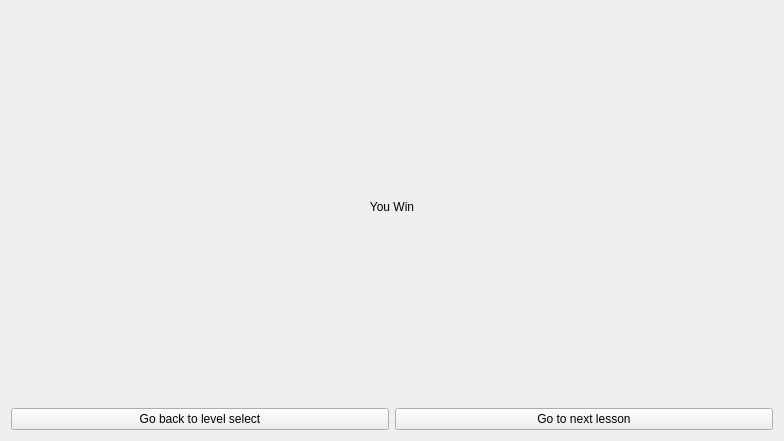
Before: the Qt Designer form MinesweeperEdu/winscreen.ui in LowbeeNorman/MinesweeperEdu, drawn with Qt 5.
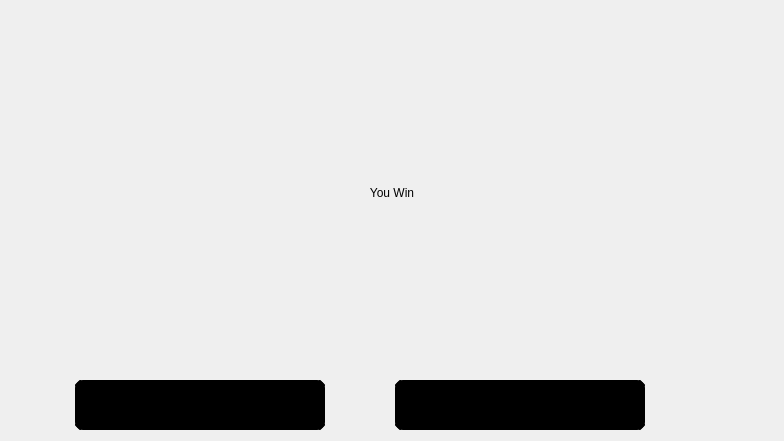
After: the same form once the commit is applied. Icons and pictures are not drawn.

Diff of the .ui file:
```diff
--- a/MinesweeperEdu/winscreen.ui
+++ b/MinesweeperEdu/winscreen.ui
@@ -14,17 +14,77 @@
    <string>Form</string>
   </property>
   <layout class="QGridLayout" name="gridLayout">
-   <item row="1" column="0" colspan="2">
+   <item row="1" column="0" colspan="2" alignment="Qt::AlignHCenter">
     <widget class="QPushButton" name="levelSelectButton">
+     <property name="minimumSize">
+      <size>
+       <width>250</width>
+       <height>50</height>
+      </size>
+     </property>
+     <property name="maximumSize">
+      <size>
+       <width>250</width>
+       <height>50</height>
+      </size>
+     </property>
+     <property name="styleSheet">
+      <string notr="true">QPushButton:enabled {
+	border-image: url(:/images/levelSelect.png);
+	background: black;
+	border: 8px solid black;
+	border-radius: 8px;
+}
+QPushButton:hover {
+	background: orange;
+	border: 4px solid orange;
+	border-radius: 4px;
+}
+QPushButton:pressed {
+	background: red;
+	border: 4px solid red;
+	border-radius: 4px;
+}</string>
+     </property>
      <property name="text">
-      <string>Go back to level select</string>
+      <string/>
      </property>
     </widget>
    </item>
    <item row="1" column="2" colspan="2">
     <widget class="QPushButton" name="nextLessonButton">
+     <property name="minimumSize">
+      <size>
+       <width>250</width>
+       <height>50</height>
+      </size>
+     </property>
+     <property name="maximumSize">
+      <size>
+       <width>250</width>
+       <height>50</height>
+      </size>
+     </property>
+     <property name="styleSheet">
+      <string notr="true">QPushButton:enabled {
+	border-image: url(:/images/nextLesson.png);
+	background: black;
+	border: 8px solid black;
+	border-radius: 8px;
+}
+QPushButton:hover {
+	background: purple;
+	border: 4px solid purple;
+	border-radius: 4px;
+}
+QPushButton:pressed {
+	background: green;
+	border: 4px solid green;
+	border-radius: 4px;
+}</string>
+     </property>
      <property name="text">
-      <string>Go to next lesson</string>
+      <string/>
      </property>
     </widget>
    </item>
```
